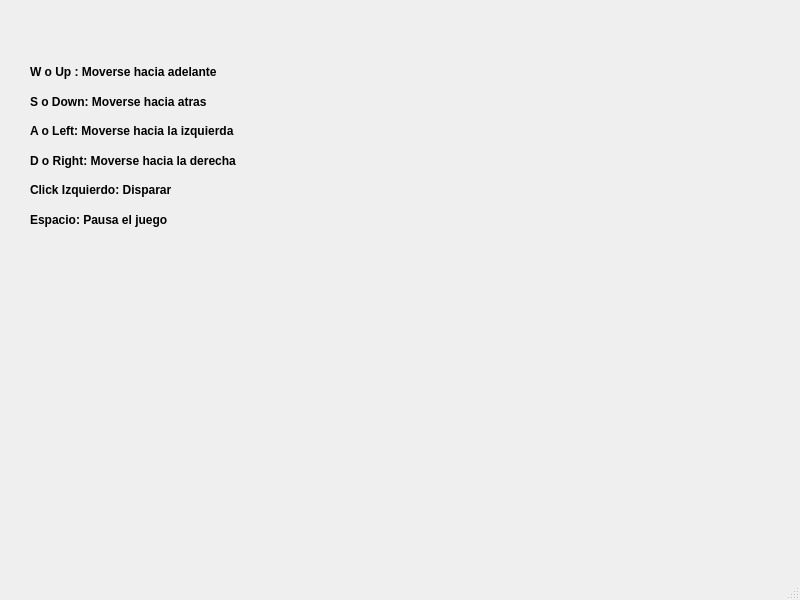
Qt form T05/instrucciones.ui (jfcampos1/Probando-cosas) before a commit.
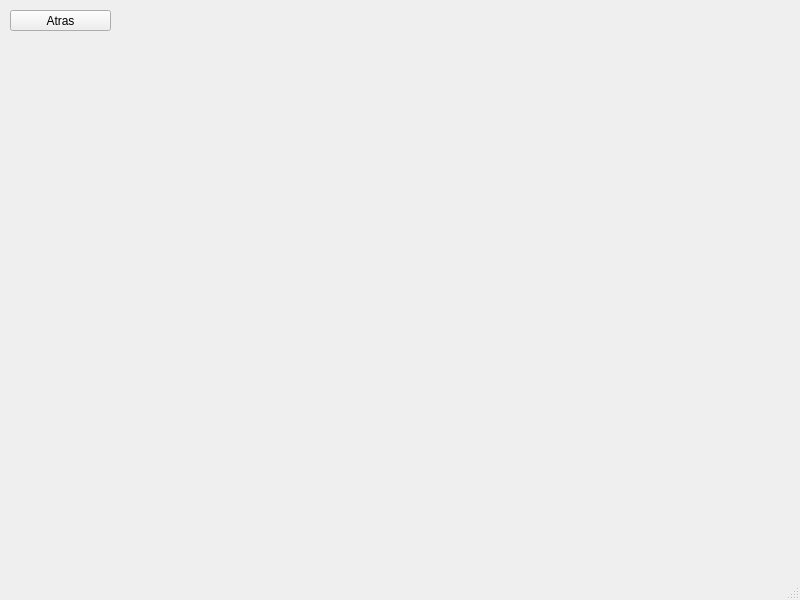
The same form after that commit.

Patch:
```diff
--- a/T05/instrucciones.ui
+++ b/T05/instrucciones.ui
@@ -30,142 +30,17 @@
      <bool>true</bool>
     </property>
    </widget>
-   <widget class="QWidget" name="verticalLayoutWidget">
+   <widget class="QPushButton" name="pushButton">
     <property name="geometry">
      <rect>
-      <x>30</x>
-      <y>280</y>
-      <width>341</width>
-      <height>271</height>
-     </rect>
-    </property>
-    <layout class="QVBoxLayout" name="verticalLayout">
-     <item>
-      <widget class="QLabel" name="label_2">
-       <property name="text">
-        <string/>
-       </property>
-       <property name="alignment">
-        <set>Qt::AlignCenter</set>
-       </property>
-      </widget>
-     </item>
-     <item>
-      <widget class="QLabel" name="label_3">
-       <property name="text">
-        <string/>
-       </property>
-       <property name="scaledContents">
-        <bool>true</bool>
-       </property>
-      </widget>
-     </item>
-    </layout>
-   </widget>
-   <widget class="QWidget" name="verticalLayoutWidget_2">
-    <property name="geometry">
-     <rect>
-      <x>30</x>
-      <y>60</y>
-      <width>341</width>
-      <height>171</height>
-     </rect>
-    </property>
-    <layout class="QVBoxLayout" name="verticalLayout_2">
-     <item>
-      <widget class="QLabel" name="label_4">
-       <property name="font">
-        <font>
-         <weight>75</weight>
-         <bold>true</bold>
-        </font>
-       </property>
-       <property name="text">
-        <string>W o Up : Moverse hacia adelante</string>
-       </property>
-      </widget>
-     </item>
-     <item>
-      <widget class="QLabel" name="label_5">
-       <property name="font">
-        <font>
-         <weight>75</weight>
-         <bold>true</bold>
-        </font>
-       </property>
-       <property name="text">
-        <string>S o Down: Moverse hacia atras</string>
-       </property>
-      </widget>
-     </item>
-     <item>
-      <widget class="QLabel" name="label_6">
-       <property name="font">
-        <font>
-         <weight>75</weight>
-         <bold>true</bold>
-        </font>
-       </property>
-       <property name="text">
-        <string>A o Left: Moverse hacia la izquierda</string>
-       </property>
-      </widget>
-     </item>
-     <item>
-      <widget class="QLabel" name="label_7">
-       <property name="font">
-        <font>
-         <weight>75</weight>
-         <bold>true</bold>
-        </font>
-       </property>
-       <property name="text">
-        <string>D o Right: Moverse hacia la derecha</string>
-       </property>
-      </widget>
-     </item>
-     <item>
-      <widget class="QLabel" name="label_8">
-       <property name="font">
-        <font>
-         <weight>75</weight>
-         <bold>true</bold>
-        </font>
-       </property>
-       <property name="text">
-        <string>Click Izquierdo: Disparar</string>
-       </property>
-      </widget>
-     </item>
-     <item>
-      <widget class="QLabel" name="label_9">
-       <property name="font">
-        <font>
-         <weight>75</weight>
-         <bold>true</bold>
-        </font>
-       </property>
-       <property name="text">
-        <string>Espacio: Pausa el juego</string>
-       </property>
-      </widget>
-     </item>
-    </layout>
-   </widget>
-   <widget class="QLabel" name="label_10">
-    <property name="geometry">
-     <rect>
-      <x>390</x>
-      <y>330</y>
-      <width>201</width>
-      <height>211</height>
+      <x>10</x>
+      <y>10</y>
+      <width>101</width>
+      <height>21</height>
      </rect>
     </property>
     <property name="text">
-     <string/>
-    </property>
-    <property name="scaledContents">
-     <bool>true</bool>
+     <string>Atras</string>
     </property>
    </widget>
   </widget>
```
